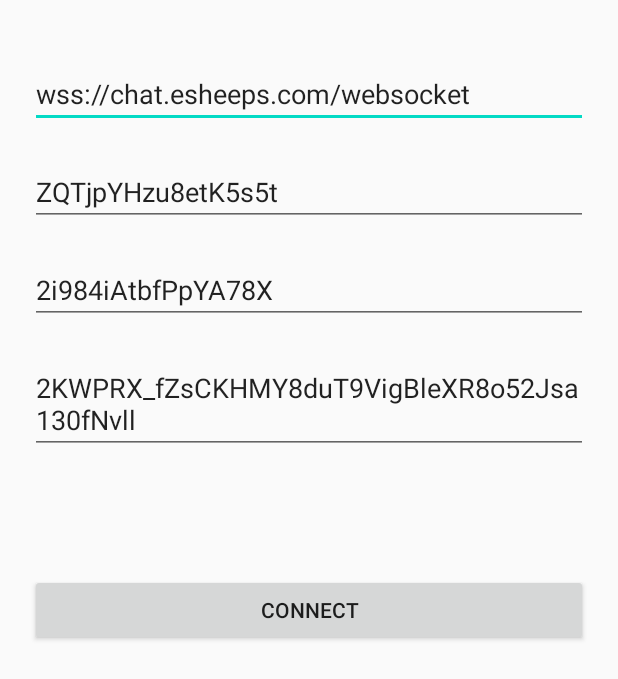
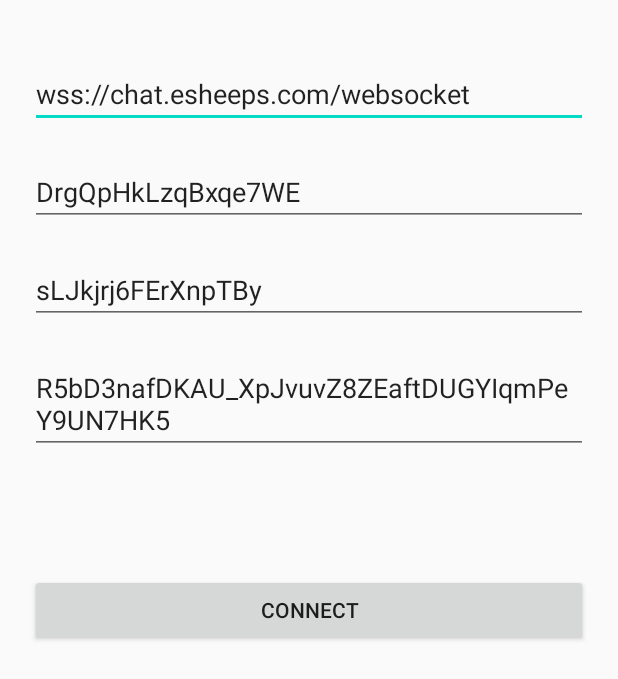
Before and after one commit to ruilisi/im_android, an Android app: the screen it shows after launch (MainActivity), on a phone screen of 412 x 824 dp. Shown: the top 679 px of the screen. Run offline under Robolectric (Android 15) with nearby library versions, the phone set to English and light mode, and no system bars; libraries missing offline, so code that uses them is left out: com.chat.android.

```diff
--- a/app/src/main/java/com/rls/im/MainActivity.java
+++ /dev/null
@@ -1,62 +0,0 @@
-package com.rls.im;
-
-import android.os.Bundle;
-import android.view.View;
-
-import androidx.appcompat.app.AppCompatActivity;
-
-
-//proguardFiles getDefaultProguardFile('proguard-android-optimize.txt'), 'proguard-rules.pro'
-
-//./gradlew clean build bintrayUpload -PbintrayUser=ruilisi -PbintrayKey=9decbccb9878764e906a018567daa734bedb2221 -PdryRun=false
-//./gradlew bintrayUpload -PbintrayUser=ruilisi -PbintrayKey=9decbccb9878764e906a018567daa734bedb2221 -PdryRun=false
-
-//apply plugin: 'com.novoda.bintray-release'
-//        publish {
-//        repoName = 'IM.Chat.Android.SDK'//远程仓库名字,不指明，默认是上传到maven
-//        userOrg = 'ruilisi'//bintray.com的用户名
-//        groupId = 'com.chat.android.im'//jcenter上的路径
-//        artifactId = 'im'//项目名称
-//        publishVersion = '0.0.1'//版本号
-//        desc = 'IM'//描述
-////    website = "https://github.com/novoda/${rootProject.name}"//github 地址
-//        }
-
-
-public class MainActivity extends AppCompatActivity {
-
-    @Override
-    protected void onCreate(Bundle savedInstanceState) {
-        super.onCreate(savedInstanceState);
-        setContentView(R.layout.activity_main);
-    }
-
-    public void go(View view) {
-
-//        IM im = IM.getInstance(getApplication());
-//        im.setDataConfig(getDataConfig());
-//        im.openChat(new IMCallback() {
-//            @Override
-//            public void onFailure(String error) {
-//
-//            }
-//
-//            @Override
-//            public void onSuccess() {
-//
-//            }
-//        });
-
-    }
-
-//    private UnifyDataConfig getDataConfig() {
-//
-//        return new UnifyDataConfig.Builder()
-//                .setUrl("wss://chat.esheeps.com/websocket")
-//                .setRoomId("ZQTjpYHzu8etK5s5t")
-//                .setUserId("2i984iAtbfPpYA78X")
-//                .setUserToken("2KWPRX_fZsCKHMY8duT9VigBleXR8o52Jsa130fNvll")
-//                .build();
-//    }
-
-}
--- /dev/null
+++ b/app/src/main/java/com/rls/im/MainActivity.kt
@@ -0,0 +1,45 @@
+package com.rls.im
+
+import android.os.Bundle
+import android.view.View
+import androidx.appcompat.app.AppCompatActivity
+import com.chat.android.im.config.IM
+import com.chat.android.im.config.UnifyDataConfig
+import com.chat.android.im.helper.IMCallback
+
+//proguardFiles getDefaultProguardFile('proguard-android-optimize.txt'), 'proguard-rules.pro'
+//./gradlew clean build bintrayUpload -PbintrayUser=ruilisi -PbintrayKey=9decbccb9878764e906a018567daa734bedb2221 -PdryRun=false
+//./gradlew bintrayUpload -PbintrayUser=ruilisi -PbintrayKey=9decbccb9878764e906a018567daa734bedb2221 -PdryRun=false
+//apply plugin: 'com.novoda.bintray-release'
+//        publish {
+//        repoName = 'IM.Chat.Android.SDK'//远程仓库名字,不指明，默认是上传到maven
+//        userOrg = 'ruilisi'//bintray.com的用户名
+//        groupId = 'com.chat.android.im'//jcenter上的路径
+//        artifactId = 'im'//项目名称
+//        publishVersion = '0.0.1'//版本号
+//        desc = 'IM'//描述
+////    website = "https://github.com/novoda/${rootProject.name}"//github 地址
+//        }
+class MainActivity : AppCompatActivity() {
+    override fun onCreate(savedInstanceState: Bundle?) {
+        super.onCreate(savedInstanceState)
+        setContentView(R.layout.activity_main)
+    }
+
+    fun connect(view: View?) {
+        val im = IM.getInstance(application)
+        im.setDataConfig(dataConfig)
+        im.openChat(object : IMCallback {
+            override fun onFailure(error: String) {}
+            override fun onSuccess() {}
+        })
+    }
+
+    private val dataConfig: UnifyDataConfig
+        private get() = UnifyDataConfig.Builder()
+                .setUrl("wss://chat.esheeps.com/websocket")
+                .setRoomId("ZQTjpYHzu8etK5s5t")
+                .setUserId("2i984iAtbfPpYA78X")
+                .setUserToken("2KWPRX_fZsCKHMY8duT9VigBleXR8o52Jsa130fNvll")
+                .build()
+}
--- a/app/src/main/res/layout/activity_main.xml
+++ b/app/src/main/res/layout/activity_main.xml
@@ -26,7 +26,7 @@
             android:layout_height="wrap_content"
             android:layout_marginTop="20dp"
             android:hint="[room id]"
-            android:text="ZQTjpYHzu8etK5s5t" />
+            android:text="DrgQpHkLzqBxqe7WE" />
 
 
         <EditText
@@ -35,7 +35,7 @@
             android:layout_height="wrap_content"
             android:layout_marginTop="20dp"
             android:hint="[user id]"
-            android:text="2i984iAtbfPpYA78X" />
+            android:text="sLJkjrj6FErXnpTBy" />
 
         <EditText
             android:id="@+id/user_token"
@@ -43,7 +43,7 @@
             android:layout_height="wrap_content"
             android:layout_marginTop="20dp"
             android:hint="[user token]"
-            android:text="2KWPRX_fZsCKHMY8duT9VigBleXR8o52Jsa130fNvll" />
+            android:text="R5bD3nafDKAU_XpJvuvZ8ZEaftDUGYIqmPeY9UN7HK5" />
 
 
         <Button
@@ -51,6 +51,7 @@
             android:layout_width="match_parent"
             android:layout_height="wrap_content"
             android:layout_marginTop="80dp"
+            android:onClick="connect"
             android:paddingTop="5dp"
             android:paddingBottom="5dp"
             android:text="connect" />
--- a/app/src/main/res/values/strings.xml
+++ b/app/src/main/res/values/strings.xml
@@ -1,3 +1,3 @@
 <resources>
-    <string name="app_name">Ruilisi_Im</string>
+    <string name="app_name">RuilisiIm</string>
 </resources>
--- a/build.gradle
+++ b/build.gradle
@@ -1,5 +1,6 @@
 // Top-level build file where you can add configuration options common to all sub-projects/modules.
 buildscript {
+    ext.kotlin_version = '1.4.21'
     repositories {
         google()
         jcenter()
@@ -8,6 +9,7 @@ buildscript {
         classpath 'com.android.tools.build:gradle:4.1.1'
         classpath "org.jetbrains.kotlin:kotlin-gradle-plugin:1.4.10"
         classpath 'com.novoda:bintray-release:0.9.2'
+        classpath "org.jetbrains.kotlin:kotlin-gradle-plugin:$kotlin_version"
         // NOTE: Do not place your application dependencies here; they belong
         // in the individual module build.gradle files
     }
--- a/settings.gradle
+++ b/settings.gradle
@@ -1,2 +1,3 @@
+include ':im.chat.android.sdk'
 include ':app'
 rootProject.name = "im_android"
```
Also changed, not shown: app/build.gradle (+7 -0 lines), 1 other file.
